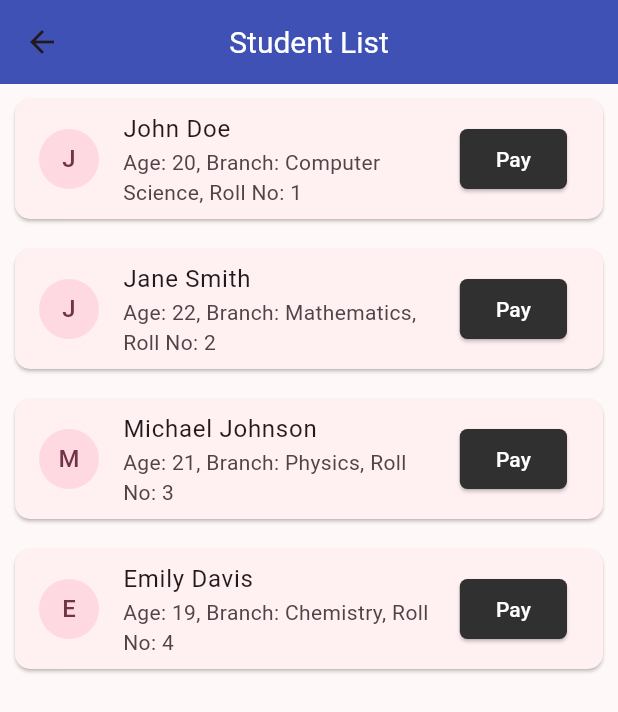
After one commit to Mukul7494/AcadSys, a Flutter app: the AdminHome screen opened directly, in the side drawer, after a tap on "Students", on a phone screen of 412 x 824 dp. The commit adds this screen. Shown: the top 712 px of the screen. Run offline on Flutter 3.47's test engine with Material 3 defaults, Android fonts, the phone set to English and light mode, and no system bars; our stand-ins replace cloud_firestore, connectivity_plus, equatable, firebase_auth, firebase_core, flutter_bloc and 3 more; accounts and stored records are empty.

Commit message:
add admin

```diff
--- a/lib/core/constants/router.dart
+++ b/lib/core/constants/router.dart
@@ -32,7 +32,6 @@ enum SEMSRoute {
   studentAttendanceDetail,
   studentReport,
   studentReportDetail,
-
 }
 
 extension SEMSRouteExtension on SEMSRoute {
@@ -81,7 +80,6 @@ extension SEMSRouteExtension on SEMSRoute {
 }
 
 class SEMSRouter {
-
   static MaterialPageRoute generateSEMSRoute(RouteSettings settings) {
     switch (settings.name) {
       case '/':
--- a/lib/features/admin/admin_home.dart
+++ b/lib/features/admin/admin_home.dart
@@ -1,18 +1,79 @@
 import 'package:flutter/material.dart';
+import '../students/student_home.dart';
+import '../teachers/teachers_list.dart';
 
-import 'admin_app_bar.dart';
+class AdminHome extends StatefulWidget {
+  const AdminHome({super.key});
 
-const text = 'Admin Home';
+  @override
+  State<AdminHome> createState() => _AdminHomeState();
+}
 
-class AdminHomeScreen extends StatelessWidget {
-  const AdminHomeScreen({super.key});
-
+class _AdminHomeState extends State<AdminHome> {
   @override
   Widget build(BuildContext context) {
     return Scaffold(
-      appBar: adminAppBar(),
-      body: const Center(
-        child: Text(text),
+      appBar: AppBar(
+        title: const Text("Admin Home"),
+      ),
+      drawer: Drawer(
+        child: Drawer(
+          child: ListView(
+            padding: EdgeInsets.zero,
+            children: [
+              const DrawerHeader(
+                decoration: BoxDecoration(
+                  color: Colors.blue,
+                ),
+                child: Text(
+                  'Drawer Header',
+                  style: TextStyle(
+                    color: Colors.white,
+                    fontSize: 24,
+                  ),
+                ),
+              ),
+              ListTile(
+                leading: const Icon(Icons.home),
+                title: const Text('Students'),
+                onTap: () {
+                  Navigator.push(
+                    context,
+                    MaterialPageRoute(
+                      builder: (context) => const StudentList(),
+                    ),
+                  );
+                },
+              ),
+              ListTile(
+                leading: const Icon(Icons.person),
+                title: const Text('Teachers'),
+                onTap: () {
+                  Navigator.push(
+                    context,
+                    MaterialPageRoute(
+                      builder: (context) => TeacherList(),
+                    ),
+                  );
+                },
+              ),
+              ListTile(
+                leading: const Icon(Icons.settings),
+                title: const Text('Settings'),
+                onTap: () {
+                  Navigator.pop(context);
+                },
+              ),
+              ListTile(
+                leading: const Icon(Icons.logout),
+                title: const Text('Logout'),
+                onTap: () {
+                  Navigator.pop(context);
+                },
+              ),
+            ],
+          ),
+        ),
       ),
     );
   }
--- /dev/null
+++ b/lib/features/students/student_home.dart
@@ -0,0 +1,75 @@
+import 'package:flutter/material.dart';
+import 'student_model.dart'; // Ensure this imports your Student model
+
+class StudentList extends StatefulWidget {
+  const StudentList({super.key});
+
+  @override
+  State<StudentList> createState() => _StudentListState();
+}
+
+class _StudentListState extends State<StudentList> {
+  // List of students with their details and payment function
+  final List<Student> students = [
+    Student(
+      name: 'John Doe',
+      age: 20,
+      branch: 'Computer Science',
+      rollno: 1,
+      payment: () => print("Payment made for John Doe"),
+    ),
+    Student(
+      name: 'Jane Smith',
+      age: 22,
+      branch: 'Mathematics',
+      rollno: 2,
+      payment: () => print("Payment made for Jane Smith"),
+    ),
+    Student(
+      name: 'Michael Johnson',
+      age: 21,
+      branch: 'Physics',
+      rollno: 3,
+      payment: () => print("Payment made for Michael Johnson"),
+    ),
+    Student(
+      name: 'Emily Davis',
+      age: 19,
+      branch: 'Chemistry',
+      rollno: 4,
+      payment: () => print("Payment made for Emily Davis"),
+    ),
+  ];
+
+  @override
+  Widget build(BuildContext context) {
+    return Scaffold(
+      appBar: AppBar(
+        title: const Text('Student List'),
+      ),
+      body: ListView.builder(
+        itemCount: students.length,
+        itemBuilder: (context, index) {
+          final student = students[index];
+          return Card(
+            margin: const EdgeInsets.all(10.0),
+            child: ListTile(
+              leading: CircleAvatar(
+                child: Text(student.name[0]),
+              ),
+              title: Text(student.name),
+              subtitle: Text(
+                  'Age: ${student.age}, Branch: ${student.branch}, Roll No: ${student.rollno}'),
+              trailing: ElevatedButton(
+                onPressed: () {
+                  student.payment();
+                },
+                child: const Text('Pay'),
+              ),
+            ),
+          );
+        },
+      ),
+    );
+  }
+}
--- /dev/null
+++ b/lib/features/students/student_model.dart
@@ -0,0 +1,14 @@
+class Student {
+  final String name;
+  final int age;
+  final String branch;
+  final int rollno;
+  final Function payment;
+
+  Student(
+      {required this.rollno,
+      required this.payment,
+      required this.name,
+      required this.age,
+      required this.branch});
+}
```
Also changed, not shown: lib/features/admin/admin_app_bar.dart (deleted, +0 -7 lines), lib/features/student/student_app_bar.dart (deleted, +0 -7 lines), lib/features/student/student_home.dart (deleted, +0 -17 lines), lib/features/teacher/teacher_app_bar.dart (deleted, +0 -7 lines), lib/features/teacher/teacher_home.dart (deleted, +0 -17 lines), lib/features/teachers/teachers_home.dart (added, +134 -0 lines), lib/features/teachers/teachers_model.dart (added, +15 -0 lines).
